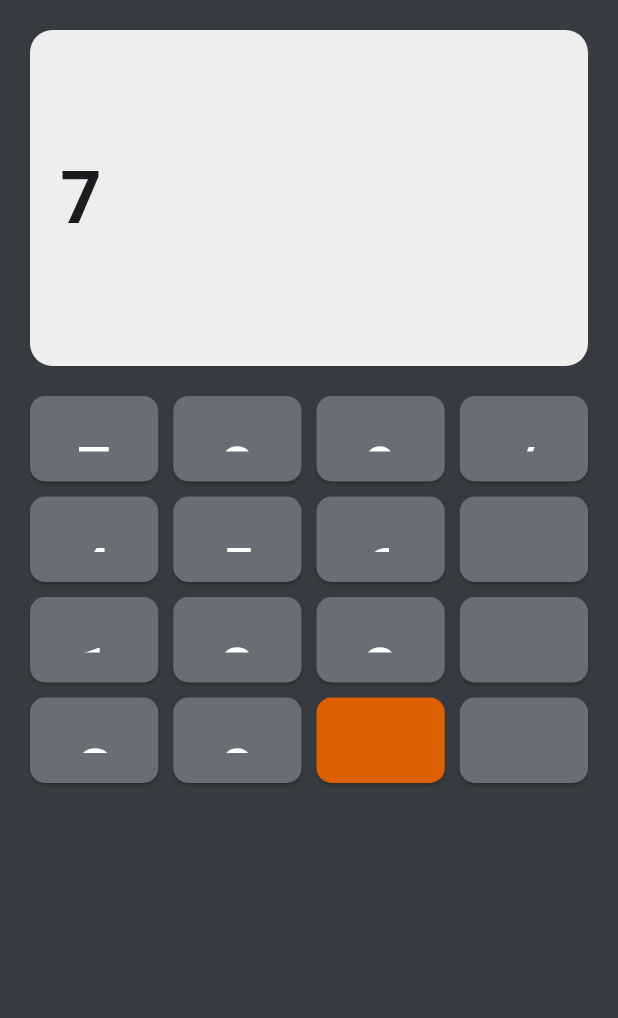
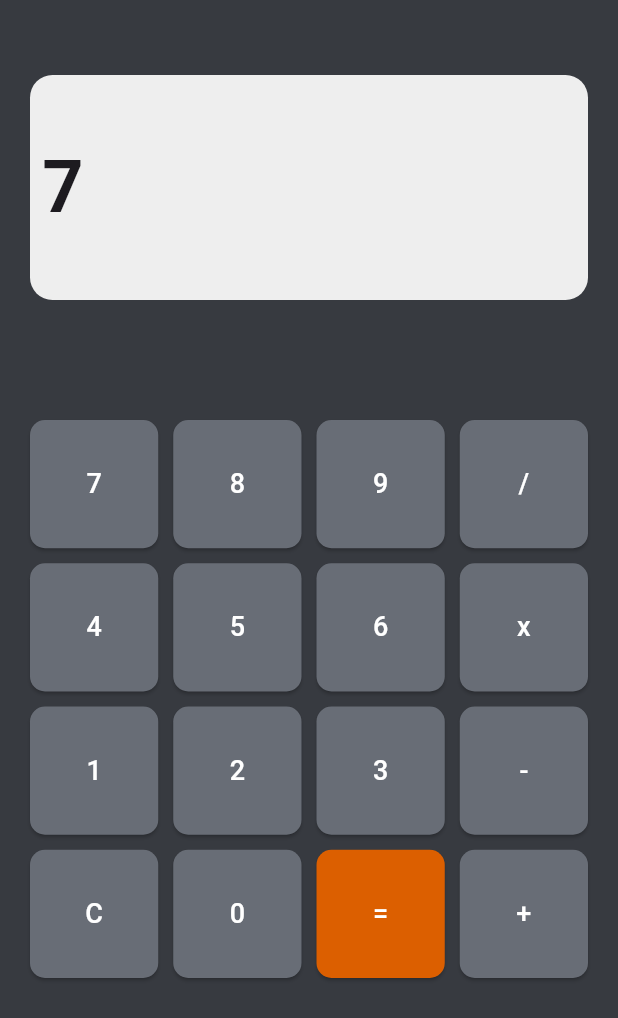
Before and after one commit to ZyN00x/Simple-Calculator, a Flutter app: the screen it shows after launch, after a tap on an icon or button, on a phone screen of 412 x 824 dp. Shown: the top 1018 px of the screen. Run offline on Flutter 3.47's test engine with Material 3 defaults, Android fonts, the phone set to English and light mode, and no system bars; missing offline and left inert: expressions.

```diff
--- a/lib/calculator.dart
+++ b/lib/calculator.dart
@@ -11,6 +11,7 @@ class CalculatorBody extends StatefulWidget {
 class _CalculatorBodyState extends State<CalculatorBody> {
   String currentExpression = '';
   bool isAnswered = false;
+
   @override
   Widget build(BuildContext context) {
     return Scaffold(
@@ -20,11 +21,12 @@ class _CalculatorBodyState extends State<CalculatorBody> {
         child: Column(
           mainAxisAlignment: MainAxisAlignment.spaceBetween,
           children: [
-            Expanded(
-              flex: 2,
+            Padding(
+              padding: const EdgeInsets.symmetric(vertical: 30),
               child: Container(
                 alignment: Alignment.centerLeft,
-                padding: const EdgeInsets.all(20.0),
+                height: 150,
+                padding: const EdgeInsets.all(8.0),
                 decoration: BoxDecoration(
                   color: hexToColor(screenColor),
                   borderRadius: BorderRadius.circular(15),
@@ -37,16 +39,19 @@ class _CalculatorBodyState extends State<CalculatorBody> {
               ),
             ),
             Expanded(
-              flex: 5,
+              flex: 6,
               child: Container(
                 padding: const EdgeInsets.symmetric(vertical: 20),
+                child: Padding(
+                  padding: const EdgeInsets.only(top: 30.0),
                   child: GridView.builder(
                     itemCount: buttons.length,
-                  gridDelegate: const SliverGridDelegateWithFixedCrossAxisCount(
+                    gridDelegate:
+                        const SliverGridDelegateWithFixedCrossAxisCount(
                       crossAxisCount: 4,
                       mainAxisSpacing: 10,
                       crossAxisSpacing: 10,
-                    childAspectRatio: 1.5,
+                      childAspectRatio: 1,
                     ),
                     itemBuilder: (context, index) {
                       return ElevatedButton(
@@ -59,15 +64,16 @@ class _CalculatorBodyState extends State<CalculatorBody> {
                           ),
                           padding: const EdgeInsets.all(20),
                           backgroundColor:
-                            hexToColor(isEqualButton(buttons[index])),
+                              hexToColor(ifEqualButton(buttons[index])),
                         ),
                         child: Text(
                           buttons[index],
-                        style:
-                            const TextStyle(fontSize: 40, color: Colors.white),
+                          style: const TextStyle(
+                              fontSize: 18, color: Colors.white),
                         ),
                       );
                     },
+                  ),
                 ),
               ),
             ),
@@ -96,27 +102,30 @@ class _CalculatorBodyState extends State<CalculatorBody> {
         '+',
       ];
 
-  onButtonPressed(String buttonText) {
+  void onButtonPressed(String buttonText) {
     setState(() {
       if (buttonText == 'C') {
         currentExpression = '';
       } else if (buttonText == '=') {
-        if (!WrongExpression(currentExpression)) {
+        if (!isValidExpression(currentExpression)) {
           currentExpression = "Invalid Input";
+        } else if (currentExpression == '') {
+          currentExpression = "No Input";
         } else {
           currentExpression = getAnswer(currentExpression);
           isAnswered = true;
         }
       } else {
-        if ((isAnswered == true && !onGoingOperation(currentExpression)) ||
-            currentExpression == "Invalid Input") {
+        if ((isAnswered && !isOngoingOperation(currentExpression)) ||
+            currentExpression == "Invalid Input" ||
+            currentExpression == "No Input") {
           currentExpression = '';
           isAnswered = false;
         }
+
         currentExpression += buttonText;
       }
     });
-  }
   }
 
   Color hexToColor(String hex) {
@@ -127,33 +136,28 @@ Color hexToColor(String hex) {
     return Color(int.parse(hex, radix: 16));
   }
 
-isEqualButton(String symbols) {
-  if (symbols == '=') {
+  String ifEqualButton(String symbol) {
+    if (symbol == '=') {
       return equalButtonColor;
     }
     return buttonColor;
   }
 
-getAnswer(String iMath) {
+  String getAnswer(String iMath) {
     iMath = iMath.replaceAll('x', '*');
     Expression exp = Expression.parse(iMath);
     final evaluator = ExpressionEvaluator();
-  double answer = evaluator.eval(exp, {});
+    var answer = evaluator.eval(exp, {});
     return answer.toString();
   }
 
-onGoingOperation(String expression) {
-  if (expression != '-' ||
-      expression != 'x' ||
-      expression != '+' ||
-      expression != '/') {
-    return true;
-  }
-  return false;
+  bool isOngoingOperation(String expression) {
+    return !['-', 'x', '+', '/'].contains(expression);
   }
 
-WrongExpression(String currentExpression) {
-  if (currentExpression.startsWith('/') || currentExpression.startsWith('x')) {
+  bool isValidExpression(String currentExpression) {
+    if (currentExpression.startsWith('/') ||
+        currentExpression.startsWith('x')) {
       return false;
     }
 
@@ -163,8 +167,8 @@ WrongExpression(String currentExpression) {
         currentExpression.endsWith('+')) {
       return false;
     }
-
     return true;
+  }
 }
 
 const String equalButtonColor = '#DC5F00';
```
Also changed, not shown: flutter_01.png (added), flutter_02.png (added), flutter_03.png (added). Lines whose indentation alone changed are shown as unchanged.
